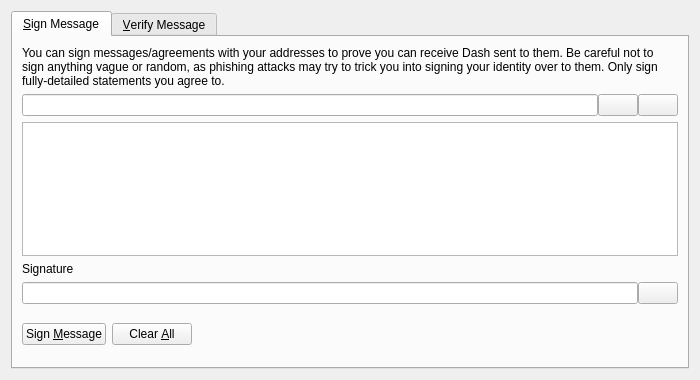
ZoZoCoin/ZoZo-blockchain, file src/qt/forms/signverifymessagedialog.ui: the form before one commit.
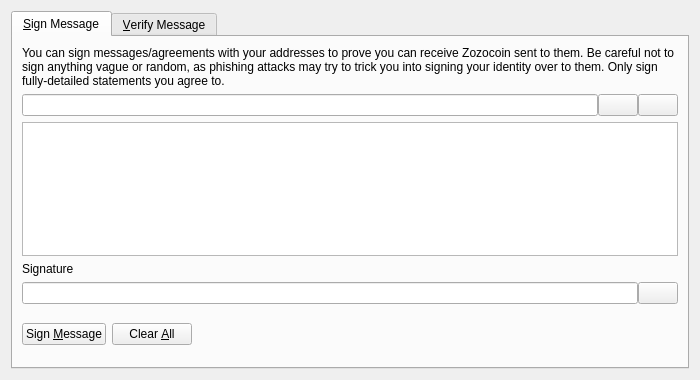
The form after the commit. Custom widgets are drawn as their Qt base class.

Commit message: replace all dash to zozo

What changed in the file:
```diff
--- a/src/qt/forms/signverifymessagedialog.ui
+++ b/src/qt/forms/signverifymessagedialog.ui
@@ -30,7 +30,7 @@
        <item>
         <widget class="QLabel" name="infoLabel_SM">
          <property name="text">
-          <string>You can sign messages/agreements with your addresses to prove you can receive Dash sent to them. Be careful not to sign anything vague or random, as phishing attacks may try to trick you into signing your identity over to them. Only sign fully-detailed statements you agree to.</string>
+          <string>You can sign messages/agreements with your addresses to prove you can receive Zozocoin sent to them. Be careful not to sign anything vague or random, as phishing attacks may try to trick you into signing your identity over to them. Only sign fully-detailed statements you agree to.</string>
          </property>
          <property name="textFormat">
           <enum>Qt::PlainText</enum>
```
Left out of the diff: 10 changed lines with no effect on the pictures. The commit also changes 469 other files.
